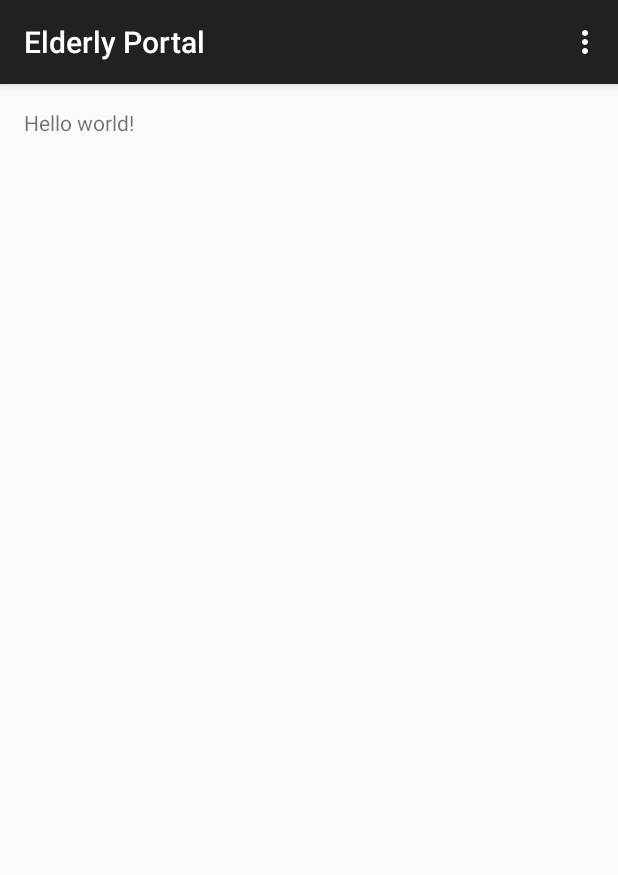
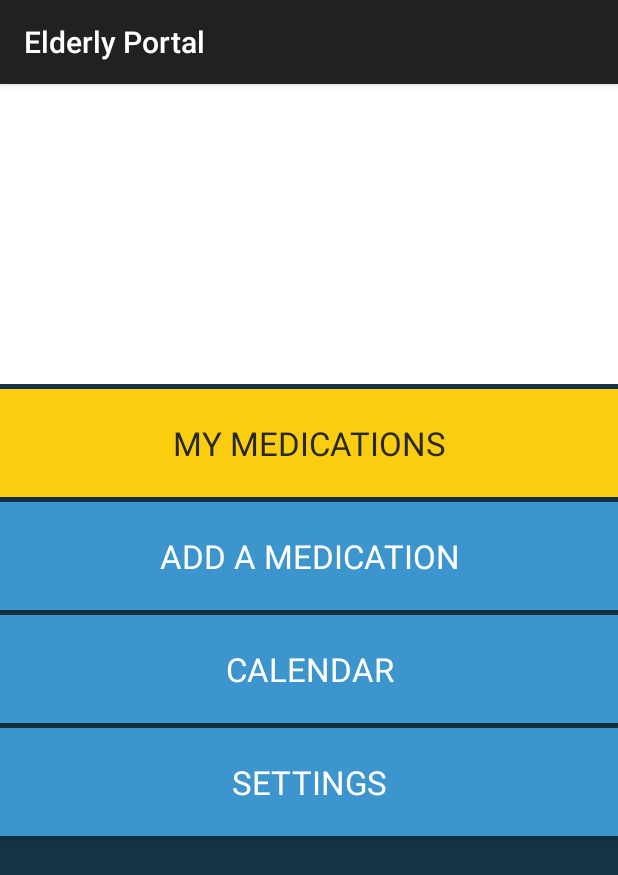
Before and after one commit to erlswtshrt/group_38, an Android app: the screen it shows after launch (MainActivity), on a phone screen of 412 x 824 dp. Shown: the top 875 px of the screen. Run offline under Robolectric (Android 15) with nearby library versions, the phone set to English and light mode, and no system bars.

Commit message:
main menu skeleton

```diff
--- a/ElderlyPortal/app/src/main/java/group38/elderlyportal/MainActivity.java
+++ b/ElderlyPortal/app/src/main/java/group38/elderlyportal/MainActivity.java
@@ -4,6 +4,7 @@ import android.support.v7.app.ActionBarActivity;
 import android.os.Bundle;
 import android.view.Menu;
 import android.view.MenuItem;
+import android.view.Window;
 
 
 public class MainActivity extends ActionBarActivity {
@@ -13,27 +14,4 @@ public class MainActivity extends ActionBarActivity {
         super.onCreate(savedInstanceState);
         setContentView(R.layout.activity_main);
     }
-
-
-    @Override
-    public boolean onCreateOptionsMenu(Menu menu) {
-        // Inflate the menu; this adds items to the action bar if it is present.
-        getMenuInflater().inflate(R.menu.menu_main, menu);
-        return true;
-    }
-
-    @Override
-    public boolean onOptionsItemSelected(MenuItem item) {
-        // Handle action bar item clicks here. The action bar will
-        // automatically handle clicks on the Home/Up button, so long
-        // as you specify a parent activity in AndroidManifest.xml.
-        int id = item.getItemId();
-
-        //noinspection SimplifiableIfStatement
-        if (id == R.id.action_settings) {
-            return true;
-        }
-
-        return super.onOptionsItemSelected(item);
-    }
 }
--- a/ElderlyPortal/app/src/main/res/layout/activity_main.xml
+++ b/ElderlyPortal/app/src/main/res/layout/activity_main.xml
@@ -1,11 +1,77 @@
 <RelativeLayout xmlns:android="http://schemas.android.com/apk/res/android"
     xmlns:tools="http://schemas.android.com/tools" android:layout_width="match_parent"
-    android:layout_height="match_parent" android:paddingLeft="@dimen/activity_horizontal_margin"
-    android:paddingRight="@dimen/activity_horizontal_margin"
-    android:paddingTop="@dimen/activity_vertical_margin"
-    android:paddingBottom="@dimen/activity_vertical_margin" tools:context=".MainActivity">
+    android:layout_height="match_parent"
+    tools:context=".MainActivity"
+    android:background="#ff143346">
 
-    <TextView android:text="@string/hello_world" android:layout_width="wrap_content"
-        android:layout_height="wrap_content" />
+    <Button
+        android:layout_width="fill_parent"
+        android:layout_height="72dp"
+        android:text="My Medications"
+        android:id="@+id/button"
+        android:textColor="#ff282828"
+        android:background="#FACE0E"
+        android:elegantTextHeight="false"
+        android:singleLine="true"
+        style="@style/Base.TextAppearance.AppCompat.Large"
+        android:layout_below="@+id/linearLayout"
+        android:layout_alignLeft="@+id/linearLayout"
+        android:layout_alignStart="@+id/linearLayout"
+        android:layout_marginTop="3dp"
+        android:textSize="22dp" />
+
+    <LinearLayout
+        android:orientation="vertical"
+        android:layout_width="match_parent"
+        android:layout_height="200dp"
+        android:layout_alignParentTop="true"
+        android:layout_centerHorizontal="true"
+        android:background="#FFFFFF"
+        android:id="@+id/linearLayout"></LinearLayout>
+
+    <Button
+        style="@style/Base.TextAppearance.AppCompat.Large"
+        android:layout_width="fill_parent"
+        android:layout_height="72dp"
+        android:text="Add a Medication"
+        android:id="@+id/button2"
+        android:textColor="#FFFFFF"
+        android:background="#3D95CE"
+        android:elegantTextHeight="false"
+        android:singleLine="true"
+        android:layout_below="@+id/button"
+        android:layout_centerHorizontal="true"
+        android:layout_marginTop="3dp"
+        android:textSize="22dp" />
+
+    <Button
+        style="@style/Base.TextAppearance.AppCompat.Large"
+        android:layout_width="fill_parent"
+        android:layout_height="72dp"
+        android:text="Calendar"
+        android:id="@+id/button3"
+        android:textColor="#FFFFFF"
+        android:background="#3D95CE"
+        android:elegantTextHeight="false"
+        android:singleLine="true"
+        android:layout_below="@+id/button2"
+        android:layout_centerHorizontal="true"
+        android:layout_marginTop="3dp"
+        android:textSize="22dp" />
+
+    <Button
+        style="@style/Base.TextAppearance.AppCompat.Large"
+        android:layout_width="fill_parent"
+        android:layout_height="72dp"
+        android:text="Settings"
+        android:id="@+id/button4"
+        android:textColor="#FFFFFF"
+        android:background="#3D95CE"
+        android:elegantTextHeight="false"
+        android:singleLine="true"
+        android:layout_below="@+id/button3"
+        android:layout_centerHorizontal="true"
+        android:layout_marginTop="3dp"
+        android:textSize="22dp" />
 
 </RelativeLayout>
--- a/ElderlyPortal/app/src/main/res/menu/menu_main.xml
+++ /dev/null
@@ -1,6 +0,0 @@
-<menu xmlns:android="http://schemas.android.com/apk/res/android"
-    xmlns:app="http://schemas.android.com/apk/res-auto"
-    xmlns:tools="http://schemas.android.com/tools" tools:context=".MainActivity">
-    <item android:id="@+id/action_settings" android:title="@string/action_settings"
-        android:orderInCategory="100" app:showAsAction="never" />
-</menu>
--- a/ElderlyPortal/app/src/main/res/values/styles.xml
+++ b/ElderlyPortal/app/src/main/res/values/styles.xml
@@ -5,4 +5,8 @@
         <!-- Customize your theme here. -->
     </style>
 
+    <style name="Menu_Button_Large">
+        <item name="android:background">#FFFFFFFF</item>
+    </style>
+
 </resources>
```
Also changed, not shown: 1 other file.
